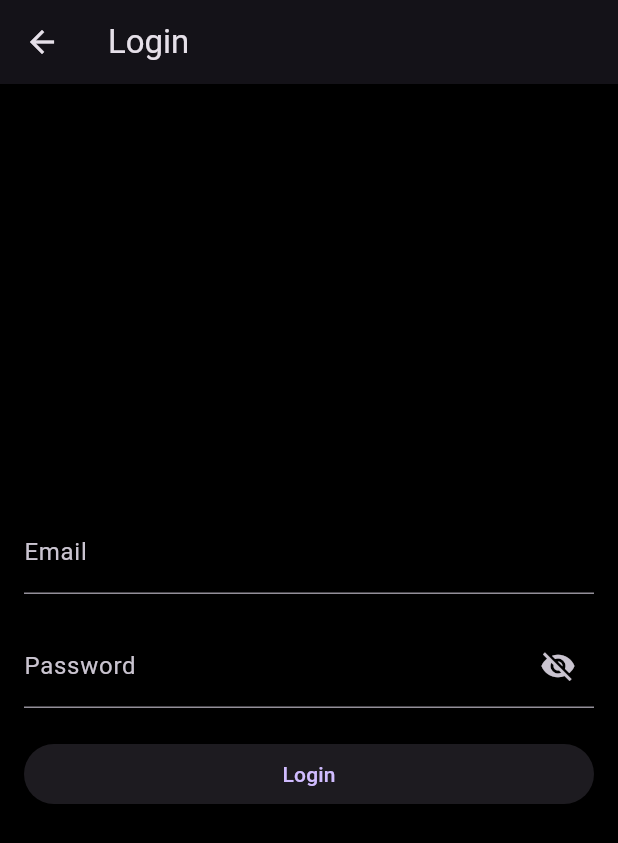
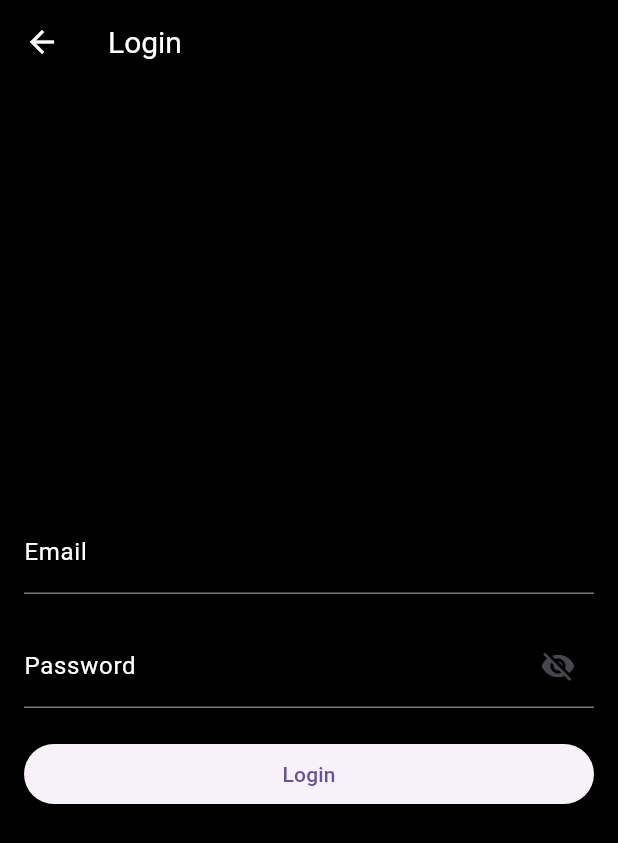
Before and after one commit to Donelongo/flutter-2024-proj, a Flutter app: the screen it shows after launch, after a tap on "Login", on a phone screen of 412 x 824 dp. Shown: the top 843 px of the screen. Run offline on Flutter 3.47's test engine with Material 3 defaults, Android fonts, the phone set to English and light mode, and no system bars.

Commit message:
i dont remember

```diff
--- a/lib/main.dart
+++ b/lib/main.dart
@@ -18,8 +18,30 @@ class MyApp extends StatelessWidget {
     return MaterialApp(
       themeMode: ThemeMode.dark,
       theme: ThemeData(
-        brightness: Brightness.dark,
         scaffoldBackgroundColor: Colors.black,
+        appBarTheme: const AppBarTheme(
+          backgroundColor: Colors.black,
+          titleTextStyle: TextStyle(color: Colors.white),
+          iconTheme: IconThemeData(color: Colors.white),
+
+        ),
+
+        textTheme: const TextTheme(
+          // ignore: deprecated_member_use
+          bodyText1: TextStyle(color: Colors.white),
+          // ignore: deprecated_member_use
+          bodyText2: TextStyle(color: Colors.white),
+        ),
+
+        inputDecorationTheme: const InputDecorationTheme(
+          labelStyle: TextStyle(color: Colors.white),
+        ),
+        bottomNavigationBarTheme: const BottomNavigationBarThemeData(
+            backgroundColor: Colors.black,
+            selectedItemColor: Colors.grey,
+            unselectedItemColor: Colors.white,
+          ),
+          bottomAppBarTheme: const BottomAppBarTheme(color: Colors.black),
       ),
       initialRoute: '/',
       routes: {
--- a/lib/screens/addnotes.dart
+++ b/lib/screens/addnotes.dart
@@ -17,6 +17,9 @@ class _AddNoteState extends State<AddNote> {
         appBar: AppBar(
           title: const Text(
             'Add Note',
+            style: TextStyle(
+                fontSize: 20,
+        ),
           ),
         ),
         body: Padding(
--- a/lib/screens/home.dart
+++ b/lib/screens/home.dart
@@ -10,7 +10,12 @@ class HomePage extends StatelessWidget {
         appBar: AppBar(
           automaticallyImplyLeading: false,
           title: const Center(
-            child: Text('Home'),
+            child: Text('Digital Notebook',
+              style: TextStyle(
+                color: Colors.white,
+                fontSize: 24
+              ),
+            )
           ),
         ),
         body: Container(
--- a/lib/screens/login.dart
+++ b/lib/screens/login.dart
@@ -14,7 +14,12 @@ class LoginPage extends StatelessWidget {
       },
       child: Scaffold(
           appBar: AppBar(
-            title: const Text('Login'),
+            title: const Text('Login',
+            style: TextStyle(
+              color: Colors.white,
+              fontSize: 20
+            ),
+          ),
           ),
           body: Center(
             child: Padding(
--- a/lib/screens/others.dart
+++ b/lib/screens/others.dart
@@ -78,7 +78,11 @@ class ViewOtherNotesPage extends StatelessWidget {
     return Scaffold(
       backgroundColor: Colors.black,
         appBar: AppBar(
-          title: const Text("Other's Notes"),
+          title: const Text("Other's Notes",
+          style: TextStyle(
+          fontSize: 20,
+        )
+        ),
         ),
         body: ListView.builder(
           itemCount: 10,
--- a/lib/screens/signup.dart
+++ b/lib/screens/signup.dart
@@ -8,7 +8,11 @@ class SignupPage extends StatelessWidget {
   Widget build(BuildContext context) {
     return Scaffold(
         appBar: AppBar(
-          title: const Text('Sign Up'),
+          title: const Text('Sign Up',
+          style: TextStyle(
+            fontSize: 20,
+        )
+        ),
         ),
         body: Center(
           child: Padding(
```
Also changed, not shown: lib/screens/notes.dart (+10 -2 lines).
